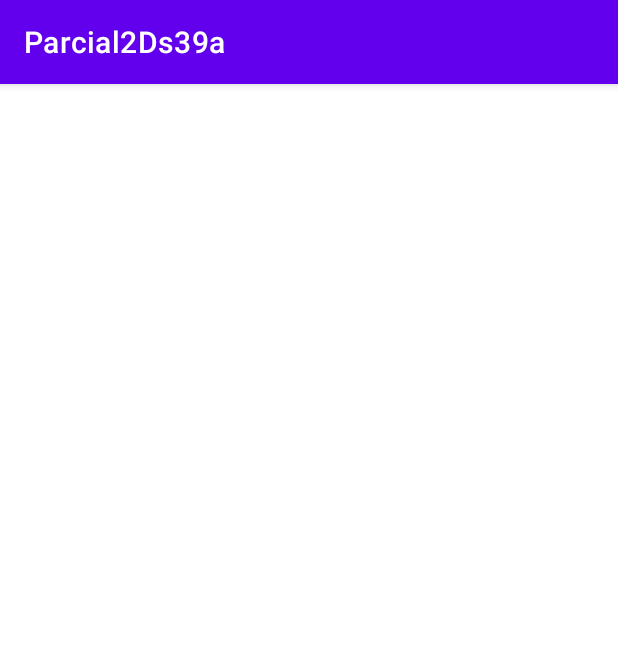
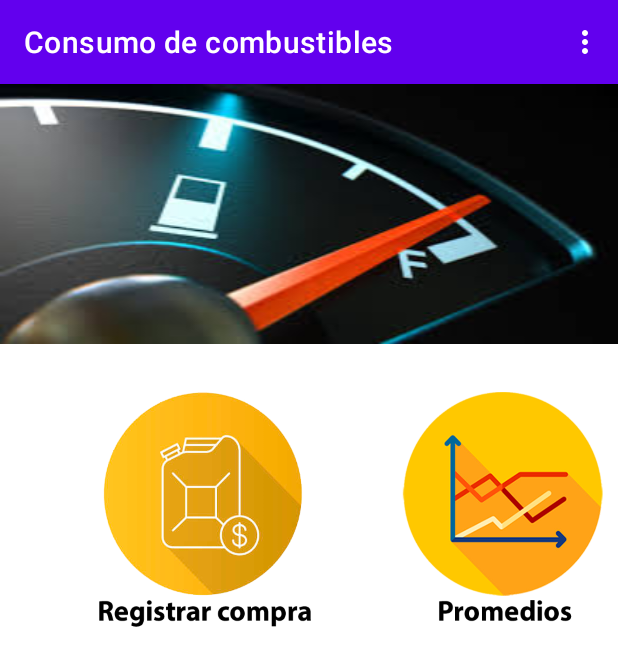
Before and after one commit to alcidesreyes23/Parcial2Ds39a, an Android app: the screen it shows after launch (Menu), on a phone screen of 412 x 824 dp. Shown: the top 666 px of the screen. Run offline under Robolectric (Android 15) with nearby library versions, the phone set to English and light mode, and no system bars.

Commit message:
1. Creacion del action bar 2. Creacion de la vista Integrantes 3. Creacion del menu 4. Editar los string 5. Cambiar el nombre del titulo del action bar en el manifest

```diff
--- a/app/src/main/AndroidManifest.xml
+++ b/app/src/main/AndroidManifest.xml
@@ -9,7 +9,9 @@
         android:roundIcon="@mipmap/ic_launcher_round"
         android:supportsRtl="true"
         android:theme="@style/Theme.Parcial2Ds39a">
-        <activity android:name=".Menu"></activity>
+        <activity android:name=".Integrantes" android:label="@string/integrantes"></activity>
+        <activity android:name=".Promedios" />
+        <activity android:name=".Menu" />
         <activity android:name=".MainActivity">
             <intent-filter>
                 <action android:name="android.intent.action.MAIN" />
--- a/app/src/main/java/com/da39a/parcial2ds39a/Menu.java
+++ b/app/src/main/java/com/da39a/parcial2ds39a/Menu.java
@@ -2,13 +2,47 @@ package com.da39a.parcial2ds39a;
 
 import androidx.appcompat.app.AppCompatActivity;
 
+import android.content.Intent;
 import android.os.Bundle;
+import android.view.MenuItem;
+import android.view.View;
+import android.widget.ImageButton;
 
 public class Menu extends AppCompatActivity {
 
+    ImageButton btnC, btnP;
     @Override
     protected void onCreate(Bundle savedInstanceState) {
         super.onCreate(savedInstanceState);
         setContentView(R.layout.activity_menu);
+
+        btnC = findViewById(R.id.btnComprar);
+        btnP = findViewById(R.id.btnProm);
+
+        btnP.setOnClickListener(v -> {
+            Intent intent = new Intent(Menu.this,Promedios.class);
+            startActivity(intent);
+        });
+
+        btnC.setOnClickListener(v -> {
+            Intent intent = new Intent(Menu.this,Integrantes.class);
+            startActivity(intent);
+        });
+    }
+
+    //CODIGO DEL ACTIONBAR PEGAR EN TODAS LAS ACTIVITIES
+    @Override
+    public boolean onCreateOptionsMenu(android.view.Menu menu) {
+        getMenuInflater().inflate(R.menu.menuoverflow, menu);
+        return  true;
+    }
+
+    public boolean onOptionsItemSelected(MenuItem item){
+        int id = item.getItemId();
+        if(id == R.id.miIntegrantes){
+            Intent acerca = new Intent(Menu.this,Integrantes.class);
+            startActivity(acerca);
+        }
+        return super.onOptionsItemSelected(item);
     }
 }
--- a/app/src/main/res/layout/activity_menu.xml
+++ b/app/src/main/res/layout/activity_menu.xml
@@ -2,8 +2,55 @@
 <androidx.constraintlayout.widget.ConstraintLayout xmlns:android="http://schemas.android.com/apk/res/android"
     xmlns:app="http://schemas.android.com/apk/res-auto"
     xmlns:tools="http://schemas.android.com/tools"
+    android:id="@+id/lnlBotones"
     android:layout_width="match_parent"
     android:layout_height="match_parent"
     tools:context=".Menu">
 
+    <LinearLayout
+        android:id="@+id/lnlContenido"
+        android:layout_width="match_parent"
+        android:layout_height="match_parent"
+        android:orientation="vertical"
+        tools:layout_editor_absoluteX="186dp"
+        tools:layout_editor_absoluteY="168dp">
+
+        <ImageView
+            android:id="@+id/imageView2"
+            android:layout_width="match_parent"
+            android:layout_height="wrap_content"
+            android:contentDescription="@string/imagen"
+            android:scaleType="fitXY"
+            app:srcCompat="@drawable/medidor1" />
+
+        <LinearLayout
+            android:layout_width="match_parent"
+            android:layout_height="match_parent"
+            android:orientation="horizontal">
+
+            <ImageButton
+                android:id="@+id/btnComprar"
+                android:layout_width="200dp"
+                android:layout_height="200dp"
+                android:layout_marginLeft="35dp"
+                android:layout_weight="0"
+                android:backgroundTint="#FFFFFF"
+                android:contentDescription="@string/imagen"
+                android:scaleType="fitXY"
+                app:srcCompat="@drawable/comprar" />
+
+            <ImageButton
+                android:id="@+id/btnProm"
+                android:layout_width="200dp"
+                android:layout_height="200dp"
+                android:layout_marginRight="35dp"
+                android:layout_weight="0"
+                android:backgroundTint="#FFFFFF"
+                android:contentDescription="@string/imagen"
+                android:scaleType="fitXY"
+                app:srcCompat="@drawable/prom2" />
+
+
+        </LinearLayout>
+    </LinearLayout>
 </androidx.constraintlayout.widget.ConstraintLayout>
--- /dev/null
+++ b/app/src/main/res/menu/menuoverflow.xml
@@ -0,0 +1,8 @@
+<?xml version="1.0" encoding="utf-8"?>
+<menu xmlns:app="http://schemas.android.com/apk/res-auto"
+    xmlns:android="http://schemas.android.com/apk/res/android">
+
+    <item
+        android:id="@+id/miIntegrantes"
+        android:title="@string/integrantes" />
+</menu>
```
Also changed, not shown: app/src/main/java/com/da39a/parcial2ds39a/Integrantes.java (added, +14 -0 lines), app/src/main/java/com/da39a/parcial2ds39a/Promedios.java (added, +14 -0 lines), app/src/main/res/layout/activity_integrantes.xml (added, +125 -0 lines), app/src/main/res/layout/activity_main.xml (+4 -4 lines), app/src/main/res/layout/activity_promedios.xml (added, +18 -0 lines), app/src/main/res/values/strings.xml (+14 -1 lines), app/src/main/res/drawable/comprar.png (added), app/src/main/res/drawable/medidor1.jpg (added), app/src/main/res/drawable/medidor2.jpg (added), app/src/main/res/drawable/prom2.png (added).
